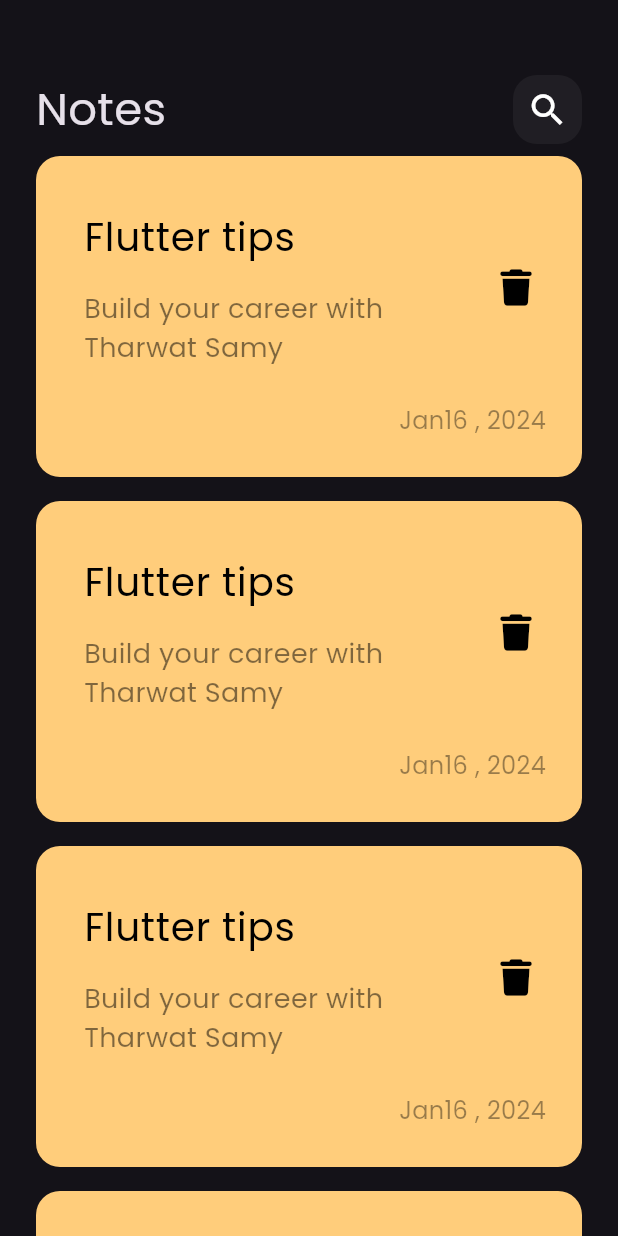
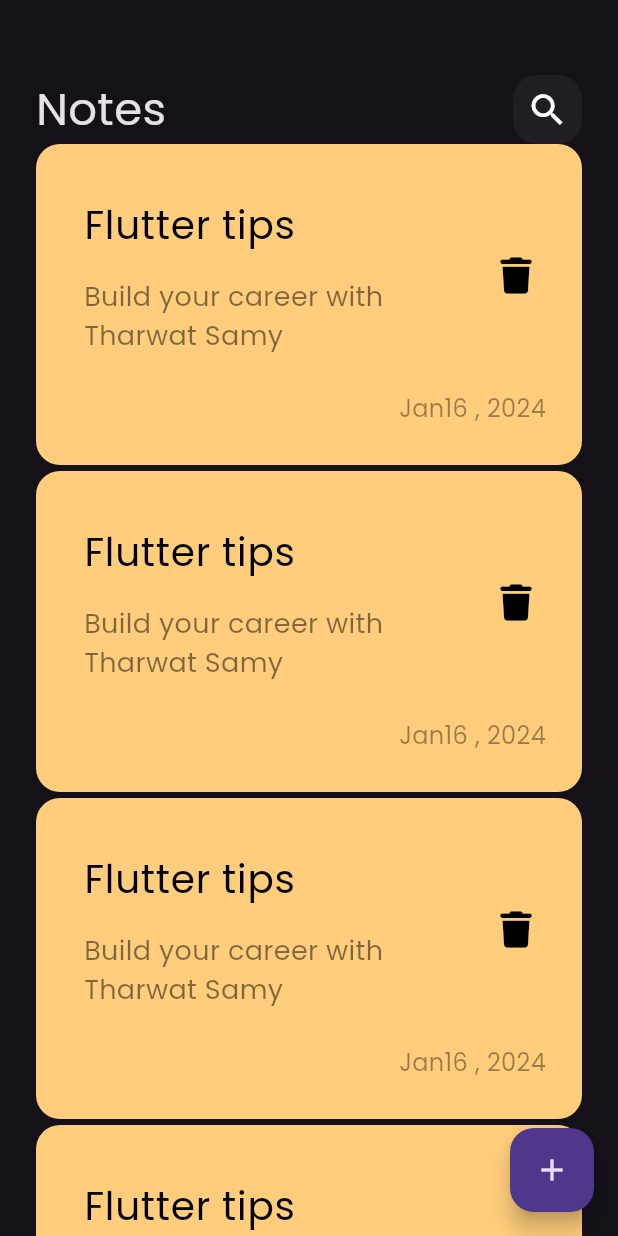
Before and after one commit to usame132/notes-app, a Flutter app: the screen it shows after launch, on a phone screen of 412 x 824 dp. Run offline on Flutter 3.47's test engine with Material 3 defaults, Android fonts, the phone set to English and light mode, and no system bars; our stand-ins replace font_awesome_flutter.

Commit message:
Add floating Action Button

```diff
--- a/lib/views/notes_view.dart
+++ b/lib/views/notes_view.dart
@@ -7,8 +7,12 @@ class NotesView extends StatelessWidget {
 
   @override
   Widget build(BuildContext context) {
-    return   Scaffold(
-      body: NotesViewBody(),
+    return Scaffold(
+      floatingActionButton: FloatingActionButton(
+        onPressed: () {},
+        child: const Icon(Icons.add,),
+      ),
+      body: const NotesViewBody(),
     );
   }
 }
--- a/lib/widgets/notes_list-view.dart
+++ b/lib/widgets/notes_list-view.dart
@@ -8,11 +8,11 @@ class NotesListView extends StatelessWidget {
   @override
   Widget build(BuildContext context) {
     return ListView.builder(
-        physics: const  BouncingScrollPhysics(),
+
         itemCount: 10,
         itemBuilder: (context, index) {
           return const  Padding(
-            padding:  EdgeInsets.symmetric(vertical: 8),
+            padding:  EdgeInsets.only(bottom: 4),
             child:  NoteItem(),
           );
         });
```
